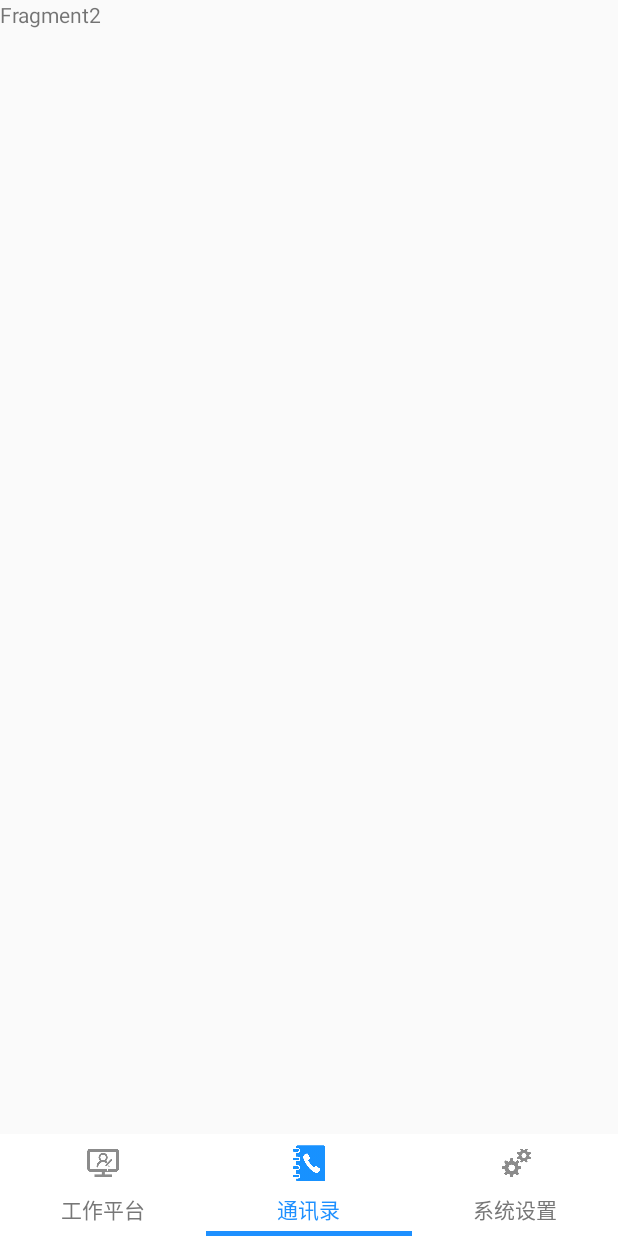
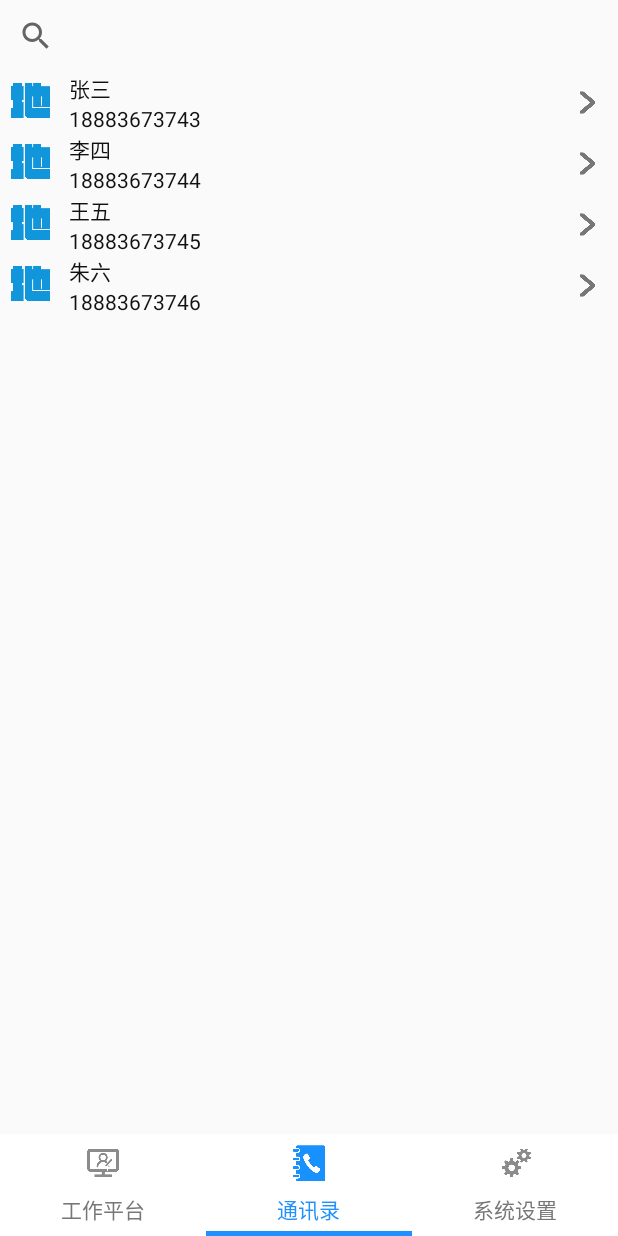
Before and after one commit to woodensheep/Disastersystem, an Android app: the screen it shows after launch (MainActivity), item 2 of the bottom bar chosen, on a phone screen of 412 x 824 dp. Run offline under Robolectric (Android 15) with nearby library versions, the phone set to English and light mode, and no system bars; libraries missing offline, so code that uses them is left out: me.drakeet.multitype; 5 statements that could not run were skipped.

Commit message:
liqingsong 2017／2／28

```diff
--- /dev/null
+++ b/app/src/main/java/com/nandity/disastersystem/adapter/DirectoryAdapter.java
@@ -0,0 +1,61 @@
+package com.nandity.disastersystem.adapter;
+
+import android.content.Context;
+import android.support.v7.widget.RecyclerView;
+import android.view.LayoutInflater;
+import android.view.View;
+import android.view.ViewGroup;
+import android.widget.TextView;
+
+import com.nandity.disastersystem.R;
+import com.nandity.disastersystem.bean.DirectoryBean;
+
+import java.util.List;
+
+/**
+ * Created by qingsong on 2017/2/23.
+ */
+
+public class DirectoryAdapter extends RecyclerView.Adapter<DirectoryAdapter.ViewHolder> {
+    private Context context;
+    private List<DirectoryBean> beanList;
+
+    public DirectoryAdapter(Context context, List<DirectoryBean> beanList) {
+        this.context = context;
+        this.beanList = beanList;
+    }
+
+    //创建新View，被LayoutManager所调用
+    @Override
+    public ViewHolder onCreateViewHolder(ViewGroup viewGroup, int viewType) {
+        View view = LayoutInflater.from(viewGroup.getContext()).inflate(R.layout.card_view, viewGroup, false);
+        ViewHolder vh = new ViewHolder(view);
+        return vh;
+    }
+
+    //将数据与界面进行绑定的操作
+    @Override
+    public void onBindViewHolder(ViewHolder viewHolder, int position) {
+        final DirectoryBean item = beanList.get(position);
+
+        viewHolder.mTextView.setText(item.getName());
+        viewHolder.mTextView1.setText(item.getNumber());
+    }
+
+    //获取数据的数量
+    @Override
+    public int getItemCount() {
+        return null == beanList ? 0 : beanList.size();
+    }
+
+    //自定义的ViewHolder，持有每个Item的的所有界面元素
+    public static class ViewHolder extends RecyclerView.ViewHolder {
+        public TextView mTextView, mTextView1;
+
+        public ViewHolder(View view) {
+            super(view);
+            mTextView = (TextView) view.findViewById(R.id.directoryName);
+            mTextView1 = (TextView) view.findViewById(R.id.directoryNumber);
+        }
+    }
+}
--- /dev/null
+++ b/app/src/main/java/com/nandity/disastersystem/bean/DirectoryBean.java
@@ -0,0 +1,32 @@
+package com.nandity.disastersystem.bean;
+
+/**
+ * Created by qingsong on 2017/2/23.
+ */
+
+public class DirectoryBean {
+    private String name;
+    private String number;
+
+    public DirectoryBean(String name,String number ) {
+        this.name = name;
+        this.number = number;
+
+    }
+
+    public String getName() {
+        return name;
+    }
+
+    public void setName(String name) {
+        this.name = name;
+    }
+
+    public String getNumber() {
+        return number;
+    }
+
+    public void setNumber(String number) {
+        this.number = number;
+    }
+}
--- a/app/src/main/java/com/nandity/disastersystem/fragment/DirectoryFragment.java
+++ b/app/src/main/java/com/nandity/disastersystem/fragment/DirectoryFragment.java
@@ -4,22 +4,71 @@ package com.nandity.disastersystem.fragment;
 import android.os.Bundle;
 import android.support.annotation.Nullable;
 import android.support.v4.app.Fragment;
+import android.support.v7.widget.LinearLayoutManager;
+import android.support.v7.widget.RecyclerView;
+import android.support.v7.widget.SearchView;
+import android.text.TextUtils;
 import android.view.LayoutInflater;
 import android.view.View;
 import android.view.ViewGroup;
 
+
 import com.nandity.disastersystem.R;
+import com.nandity.disastersystem.adapter.DirectoryAdapter;
+import com.nandity.disastersystem.bean.DirectoryBean;
+
+import java.util.ArrayList;
+import java.util.List;
 
 /**
  * Created by lemon on 2017/2/22.
  */
 
 public class DirectoryFragment extends Fragment {
+    private RecyclerView mRecyclerView;
+    private SearchView mSearchView;
+    private LinearLayoutManager mLayoutManager;
+    private DirectoryAdapter mAdapter;
+    private List<DirectoryBean> mListData;
+
     @Nullable
     @Override
     public View onCreateView(LayoutInflater inflater,
                              @Nullable ViewGroup container,
                              @Nullable Bundle savedInstanceState) {
-        return inflater.inflate(R.layout.fragment_directory, container, false);
+        View view = inflater.inflate(R.layout.fragment_directory, container, false);
+        initData();
+        mRecyclerView = (RecyclerView) view.findViewById(R.id.directory);
+        mSearchView = (SearchView) view.findViewById(R.id.searchView);
+        mSearchView.setOnQueryTextListener(new SearchView.OnQueryTextListener() {
+            @Override
+            public boolean onQueryTextSubmit(String query) {
+                return false;
+            }
+
+            @Override
+            public boolean onQueryTextChange(String newText) {
+
+                return false;
+            }
+        });
+        mLayoutManager = new LinearLayoutManager(getContext());
+        mRecyclerView.setLayoutManager(mLayoutManager);
+        //固定高度
+        mRecyclerView.setHasFixedSize(true);
+        //绑定adapter
+        mAdapter = new DirectoryAdapter(getActivity(), mListData);
+        mRecyclerView.setAdapter(mAdapter);
+        return view;
+
+
+    }
+
+    private void initData() {
+        mListData = new ArrayList();
+        mListData.add(new DirectoryBean("张三", "18883673743"));
+        mListData.add(new DirectoryBean("李四", "18883673744"));
+        mListData.add(new DirectoryBean("王五", "18883673745"));
+        mListData.add(new DirectoryBean("朱六", "18883673746"));
     }
 }
--- /dev/null
+++ b/app/src/main/res/layout/card_view.xml
@@ -0,0 +1,55 @@
+<?xml version="1.0" encoding="utf-8"?>
+<LinearLayout xmlns:android="http://schemas.android.com/apk/res/android"
+    android:layout_width="match_parent"
+    android:layout_height="wrap_content"
+    android:orientation="vertical">
+
+
+    <LinearLayout
+        android:id="@+id/ll_setup"
+        android:layout_width="match_parent"
+        android:layout_height="wrap_content"
+        android:orientation="horizontal">
+
+        <ImageView
+            android:id="@+id/iv_setup"
+            android:layout_width="30dp"
+            android:layout_height="30dp"
+            android:layout_margin="5dp"
+            android:background="@mipmap/di" />
+
+        <LinearLayout
+
+            android:layout_width="0dp"
+            android:layout_height="match_parent"
+            android:layout_weight="1"
+            android:orientation="vertical">
+
+            <TextView
+                android:id="@+id/directoryName"
+                android:layout_width="wrap_content"
+                android:layout_height="wrap_content"
+                android:gravity="left|center"
+                android:paddingLeft="5dp"
+                android:text="@string/app_name"
+                android:textColor="@color/c1olorblack" />
+            <TextView
+                android:id="@+id/directoryNumber"
+                android:layout_width="wrap_content"
+                android:layout_height="wrap_content"
+                android:gravity="left|center"
+                android:paddingLeft="5dp"
+                android:text="@string/app_name"
+                android:textColor="@color/c1olorblack" />
+        </LinearLayout>
+
+
+        <ImageView
+            android:layout_width="30dp"
+            android:layout_height="30dp"
+            android:layout_margin="5dp"
+            android:background="@mipmap/into" />
+    </LinearLayout>
+
+
+</LinearLayout>
--- a/app/src/main/res/layout/fragment_directory.xml
+++ b/app/src/main/res/layout/fragment_directory.xml
@@ -1,10 +1,19 @@
 <?xml version="1.0" encoding="utf-8"?>
-<RelativeLayout xmlns:android="http://schemas.android.com/apk/res/android"
+<LinearLayout xmlns:android="http://schemas.android.com/apk/res/android"
     android:layout_width="match_parent"
-    android:layout_height="match_parent">
+    android:layout_height="match_parent"
+    android:orientation="vertical">
+   <android.support.v7.widget.SearchView
+       android:id="@+id/searchView"
+       android:layout_width="match_parent"
+       android:layout_height="wrap_content"
+       android:iconifiedByDefault="false"
+       android:queryHint="请输入搜索内容" />
+   <android.support.v7.widget.RecyclerView
+       android:id="@+id/directory"
+       android:layout_width="match_parent"
+       android:layout_height="0dp"
+       android:layout_weight="1"/>
 
-    <TextView
-        android:layout_width="match_parent"
-        android:layout_height="match_parent"
-        android:text="Fragment2"/>
-</RelativeLayout>
+
+</LinearLayout>
--- a/build.gradle
+++ b/build.gradle
@@ -5,7 +5,7 @@ buildscript {
         jcenter()
     }
     dependencies {
-        classpath 'com.android.tools.build:gradle:2.2.2'
+        classpath 'com.android.tools.build:gradle:2.2.3'
 
         // NOTE: Do not place your application dependencies here; they belong
         // in the individual module build.gradle files
```
